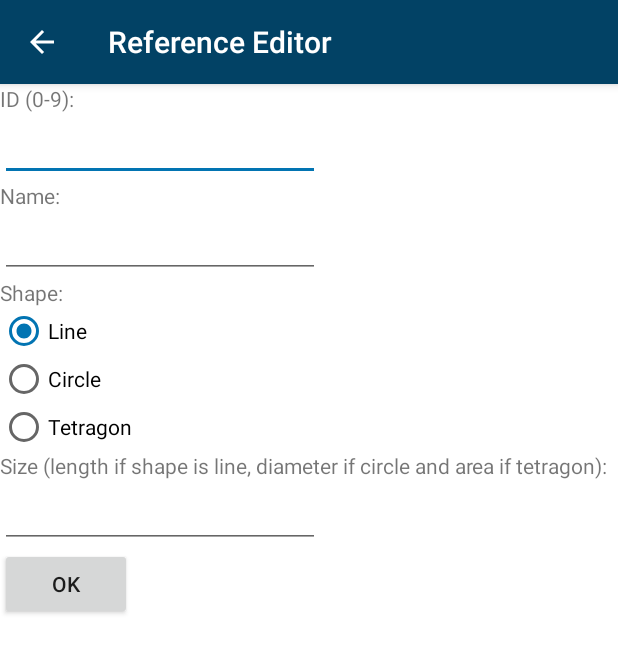
After one commit to SecUSo/privacy-friendly-tape-measure, an Android app: the ReferenceEditor screen opened directly, with no data from a screen before it, on a phone screen of 412 x 824 dp. The commit adds this screen. Shown: the top 653 px of the screen. Run offline under Robolectric (Android 15) with nearby library versions, the phone set to English and light mode, and no system bars.

Commit message:
Placeholder reference editor. Implemented a bare bones temporary version of a proper user defined reference object editor in a form style. To be replaced by a DB-entry browser and editor.

```diff
--- /dev/null
+++ b/app/src/main/java/org/secuso/privacyfriendlycameraruler/database/ReferenceEditor.java
@@ -0,0 +1,76 @@
+package org.secuso.privacyfriendlycameraruler.database;
+
+import android.os.Bundle;
+import android.support.v7.app.ActionBar;
+import android.support.v7.app.AppCompatActivity;
+import android.view.View;
+import android.widget.Button;
+import android.widget.EditText;
+import android.widget.RadioButton;
+import android.widget.RadioGroup;
+import android.widget.Toast;
+
+import org.secuso.privacyfriendlycameraruler.R;
+
+/**
+ * This activity is responsible for editing user defined references.
+ *
+ * Created by roberts on 16.02.17.
+ */
+
+public class ReferenceEditor extends AppCompatActivity {
+
+    @Override
+    public void onCreate(Bundle savedInstanceState) {
+        super.onCreate(savedInstanceState);
+        setContentView(R.layout.activity_reference_editor);
+
+        ActionBar ab = getSupportActionBar();
+        if(ab != null) {
+            ab.setDisplayHomeAsUpEnabled(true);
+        }
+
+        Button okBTN = (Button) findViewById(R.id.edit_confirm_button);
+        final EditText idInput = (EditText) findViewById(R.id.id_input);
+        final EditText nameInput = (EditText) findViewById(R.id.name_input);
+        final RadioGroup shapeRBtnGroup = (RadioGroup) findViewById(R.id.shape_rdbtn_group);
+        final EditText sizeInput = (EditText) findViewById(R.id.size_input);
+        final PFASQLiteHelper dbHelper = new PFASQLiteHelper(getBaseContext());
+
+        okBTN.setOnClickListener(new View.OnClickListener() {
+            @Override
+            public void onClick(View v) {
+                int id = Integer.parseInt(idInput.getText().toString());
+                String name = nameInput.getText().toString();
+                int rbtnIndex = shapeRBtnGroup.getCheckedRadioButtonId();
+                float size = Float.parseFloat(sizeInput.getText().toString());
+                String shape = "";
+                System.out.println("Shape index: "+rbtnIndex);
+
+                if(rbtnIndex!=-1){
+                    View radioButton = shapeRBtnGroup.findViewById(rbtnIndex);
+                    int radioId = shapeRBtnGroup.indexOfChild(radioButton);
+                    RadioButton btn = (RadioButton) shapeRBtnGroup.getChildAt(radioId);
+                    shape = ((String) btn.getText()).toLowerCase();
+                }
+
+                UserDefinedReferences udf;
+                if (id >=0 && id <= 9) {
+                    if (name.isEmpty() || size <= 0 || shape.isEmpty()) {
+                        udf = new UserDefinedReferences(id);
+                        Toast.makeText(getBaseContext(), "Deactivated user defined reference object "+id, Toast.LENGTH_LONG).show();
+                    } else {
+                        udf = new UserDefinedReferences(id, name, shape, size);
+                        Toast.makeText(getBaseContext(), "Set user defined reference object "+id, Toast.LENGTH_LONG).show();
+                    }
+                    dbHelper.updateUserDefRef(udf);
+                } else {
+                    Toast.makeText(getBaseContext(), "ID must be between 0 and 9", Toast.LENGTH_LONG).show();
+                }
+
+            }
+        });
+    }
+
+
+}
--- /dev/null
+++ b/app/src/main/res/layout/activity_reference_editor.xml
@@ -0,0 +1,111 @@
+<?xml version="1.0" encoding="utf-8"?>
+<ScrollView xmlns:android="http://schemas.android.com/apk/res/android"
+    xmlns:tools="http://schemas.android.com/tools"
+    android:id="@+id/main_content"
+    android:layout_width="match_parent"
+    android:layout_height="match_parent"
+    android:background="#FFFFFF">
+
+    <!--<android.support.v7.widget.RecyclerView-->
+        <!--android:id="@+id/list_view_user_defs"-->
+        <!--android:layout_width="match_parent"-->
+        <!--android:layout_height="match_parent">-->
+
+    <!--</android.support.v7.widget.RecyclerView>-->
+    <LinearLayout
+        android:layout_width="match_parent"
+        android:layout_height="match_parent"
+        android:orientation="vertical">
+
+        <TextView
+            android:text="ID (0-9): "
+            android:layout_width="wrap_content"
+            android:layout_height="wrap_content"
+            android:id="@+id/id_discription"
+            android:layout_weight="1" />
+
+        <EditText
+            android:layout_width="wrap_content"
+            android:layout_height="wrap_content"
+            android:inputType="number"
+            android:ems="10"
+            android:id="@+id/id_input"
+            android:layout_weight="1"
+            tools:maxLength="1" />
+
+        <TextView
+            android:text="Name: "
+            android:layout_width="84dp"
+            android:layout_height="wrap_content"
+            android:id="@+id/name_discription" />
+
+        <EditText
+            android:layout_width="wrap_content"
+            android:layout_height="wrap_content"
+            android:inputType="textPersonName"
+            android:ems="10"
+            android:id="@+id/name_input"
+            android:layout_weight="1"
+            android:singleLine="true" />
+
+        <TextView
+            android:text="Shape: "
+            android:layout_width="wrap_content"
+            android:layout_height="wrap_content"
+            android:id="@+id/shape_discription"
+            android:layout_weight="1" />
+
+        <RadioGroup
+            android:layout_width="match_parent"
+            android:layout_height="match_parent"
+            android:layout_weight="1"
+            android:id="@+id/shape_rdbtn_group">
+
+            <RadioButton
+                android:text="Line"
+                android:layout_width="wrap_content"
+                android:layout_height="wrap_content"
+                android:id="@+id/rdbtn_line"
+                android:layout_weight="1"
+                android:checked="true" />
+
+            <RadioButton
+                android:text="Circle"
+                android:layout_width="wrap_content"
+                android:layout_height="wrap_content"
+                android:id="@+id/rdbtn_circle"
+                android:layout_weight="1" />
+
+            <RadioButton
+                android:text="Tetragon"
+                android:layout_width="wrap_content"
+                android:layout_height="wrap_content"
+                android:id="@+id/rdbtn_tetragon"
+                android:layout_weight="1" />
+        </RadioGroup>
+
+        <TextView
+            android:text="Size (length if shape is line, diameter if circle and area if tetragon): "
+            android:layout_width="wrap_content"
+            android:layout_height="wrap_content"
+            android:id="@+id/size_discription"
+            android:layout_weight="1" />
+
+        <EditText
+            android:layout_width="wrap_content"
+            android:layout_height="wrap_content"
+            android:inputType="numberDecimal"
+            android:ems="10"
+            android:id="@+id/size_input"
+            android:layout_weight="1" />
+
+        <Button
+            android:text="OK"
+            android:layout_width="wrap_content"
+            android:layout_height="wrap_content"
+            android:id="@+id/edit_confirm_button"
+            android:layout_weight="1" />
+    </LinearLayout>
+
+
+</ScrollView>
--- a/app/src/main/res/xml/pref_general.xml
+++ b/app/src/main/res/xml/pref_general.xml
@@ -47,6 +47,11 @@
             android:entryValues="@array/pref_type_selection_evs"
             android:defaultValue="@array/pref_type_selection_evs"/>
 
+        <Preference android:id="@+id/pref_edit_user_def_refs"
+            android:key="pref_edit_user_def_refs"
+            android:title="@string/pref_edit_user_def_refs"
+            />
+
         <SwitchPreference
             android:key="pref_autodetect"
             android:title="@string/pref_autodetect"
```
Also changed, not shown: app/src/main/AndroidManifest.xml (+8 -0 lines), app/src/main/java/org/secuso/privacyfriendlycameraruler/SettingsActivity.java (+10 -13 lines), app/src/main/java/org/secuso/privacyfriendlycameraruler/cameraruler/CameraActivity.java (+10 -8 lines), app/src/main/java/org/secuso/privacyfriendlycameraruler/database/UserDefinedReferences.java (+15 -7 lines), app/src/main/res/values/strings.xml (+8 -6 lines), 2 other files.
